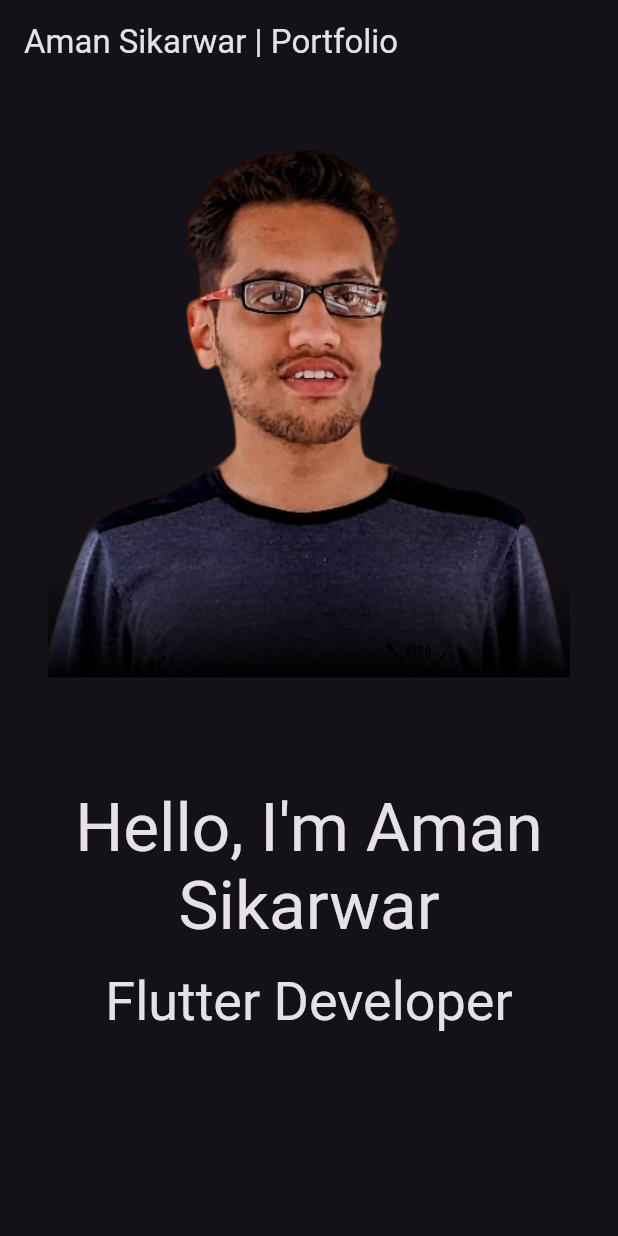
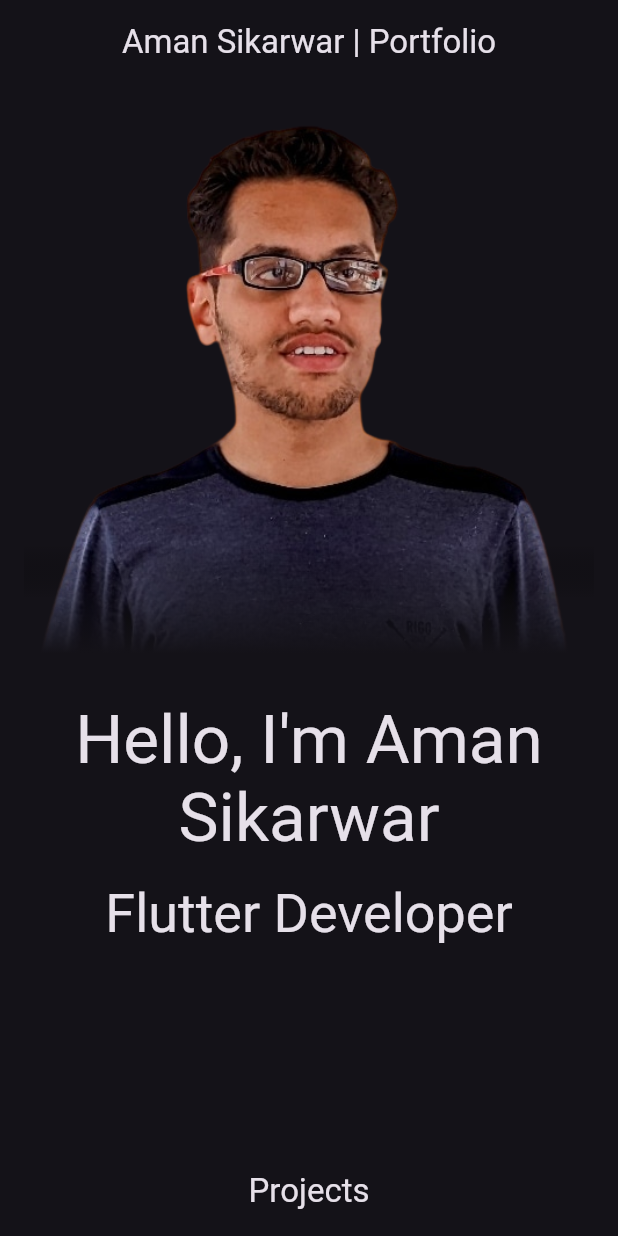
Before and after one commit to AmanSikarwar/portfolio_app, a Flutter app: the screen it shows after launch, on a phone screen of 412 x 824 dp. Run offline on Flutter 3.47's test engine with Material 2 defaults, Android fonts, the phone set to English and light mode, and no system bars; drawn by our look-alikes of animated_text_kit; our stand-ins replace font_awesome_flutter, responsive_builder.

Commit message:
built initial site for mobile

```diff
--- a/lib/main.dart
+++ b/lib/main.dart
@@ -1,7 +1,10 @@
 import 'package:flutter/material.dart';
 import 'package:font_awesome_flutter/font_awesome_flutter.dart';
 import 'package:portfolio_app/src/constants.dart';
+import 'package:portfolio_app/src/footer_section.dart';
 import 'package:portfolio_app/src/header_section.dart';
+import 'package:portfolio_app/src/project_section.dart';
+import 'package:portfolio_app/src/widgets/social_icons_tray.dart';
 import 'package:url_launcher/url_launcher.dart';
 import 'package:responsive_builder/responsive_builder.dart';
 
@@ -35,6 +38,8 @@ class PortfolioHome extends StatelessWidget {
       appBar: AppBar(
         title: const Text("Aman Sikarwar | Portfolio"),
         backgroundColor: Colors.transparent,
+        centerTitle: getDeviceType(MediaQuery.sizeOf(context)) ==
+            DeviceScreenType.mobile,
         actions: [
           if (getDeviceType(MediaQuery.sizeOf(context)) ==
                   DeviceScreenType.desktop ||
@@ -85,7 +90,26 @@ class PortfolioHomeBodyDesktop extends StatelessWidget {
 
   @override
   Widget build(BuildContext context) {
-    return const HeaderSectionDesktop();
+    return ListView(
+      children: const [
+        HeaderSectionDesktop(),
+        SizedBox(height: 16),
+        Center(
+          child: Text(
+            "Work in Progress, switch to mobile view for now.",
+            style: TextStyle(
+              fontSize: 32,
+              fontWeight: FontWeight.bold,
+            ),
+          ),
+        )
+        // PrijectSectionDesktop(),
+        // SizedBox(height: 16),
+        // SocialIconsTray(),
+        // SizedBox(height: 16),
+        // FooterSectionDesktop()
+      ],
+    );
   }
 }
 
@@ -94,6 +118,16 @@ class PortfolioHomeBodyMobile extends StatelessWidget {
 
   @override
   Widget build(BuildContext context) {
-    return const HeaderSectionMobile();
+    return ListView(
+      children: const [
+        HeaderSectionMobile(),
+        SizedBox(height: 16),
+        PrijectSectionMobile(),
+        SizedBox(height: 16),
+        SocialIconsTray(),
+        SizedBox(height: 16),
+        FooterSectionMobile()
+      ],
+    );
   }
 }
--- a/lib/src/header_section.dart
+++ b/lib/src/header_section.dart
@@ -30,8 +30,7 @@ class HeaderSectionMobile extends StatelessWidget {
   @override
   Widget build(BuildContext context) {
     Size size = MediaQuery.sizeOf(context);
-    return ListView(
-      padding: const EdgeInsets.all(16),
+    return Column(
       children: [
         AvatarWidget(size: Size(size.width, size.height * 0.48)),
         IntroWidget(size: Size(size.width, size.height * 0.36)),
--- /dev/null
+++ b/lib/src/models/project_model.dart
@@ -0,0 +1,17 @@
+class Project {
+  final String title;
+  final String description;
+  final String? imageUrl;
+  final String projectUrl;
+  final List<String> tags;
+  final List<String> techStack;
+
+  const Project({
+    required this.title,
+    required this.description,
+    this.imageUrl,
+    required this.projectUrl,
+    this.tags = const [],
+    this.techStack = const [],
+  });
+}
--- /dev/null
+++ b/lib/src/project_section.dart
@@ -0,0 +1,26 @@
+import 'package:flutter/material.dart';
+import 'package:portfolio_app/src/constants.dart';
+import 'package:portfolio_app/src/models/project_model.dart';
+import 'package:portfolio_app/src/widgets/project.dart';
+
+class PrijectSectionMobile extends StatelessWidget {
+  const PrijectSectionMobile({Key? key}) : super(key: key);
+
+  @override
+  Widget build(BuildContext context) {
+    return Column(
+      children: [
+        Container(
+          padding: const EdgeInsets.all(16),
+          child: Text(
+            "Projects",
+            style: Theme.of(context).textTheme.titleLarge,
+          ),
+        ),
+        const SizedBox(height: 16),
+        for (Project project in projects)
+          ProjectWidget(project: project),
+      ],
+    );
+  }
+}
--- a/lib/src/widgets/avatar_widget.dart
+++ b/lib/src/widgets/avatar_widget.dart
@@ -12,6 +12,7 @@ class AvatarWidget extends StatelessWidget {
 
   @override
   Widget build(BuildContext context) {
+    final blurColor = Theme.of(context).scaffoldBackgroundColor;
     return Container(
       width: size.width,
       height: size.height,
@@ -24,8 +25,8 @@ class AvatarWidget extends StatelessWidget {
             end: Alignment.bottomCenter,
             colors: [
               Colors.transparent,
-              Colors.black.withOpacity(0.5),
-              Colors.black,
+              blurColor.withOpacity(0.5),
+              blurColor,
             ],
             stops: const [0.8, 0.9, 1.0],
           ),
--- a/lib/src/widgets/intro_widget.dart
+++ b/lib/src/widgets/intro_widget.dart
@@ -34,7 +34,7 @@ class IntroWidget extends StatelessWidget {
           ),
           const SizedBox(height: 16),
           SizedBox(
-            height: size.height * 0.2,
+            height: size.height * 0.5,
             child: DefaultTextStyle(
               style: Theme.of(context).textTheme.displaySmall!,
               child: AnimatedTextKit(
```
Also changed, not shown: lib/src/constants.dart (+36 -0 lines), lib/src/footer_section.dart (added, +28 -0 lines), lib/src/widgets/project.dart (added, +109 -0 lines), 1 other file.
